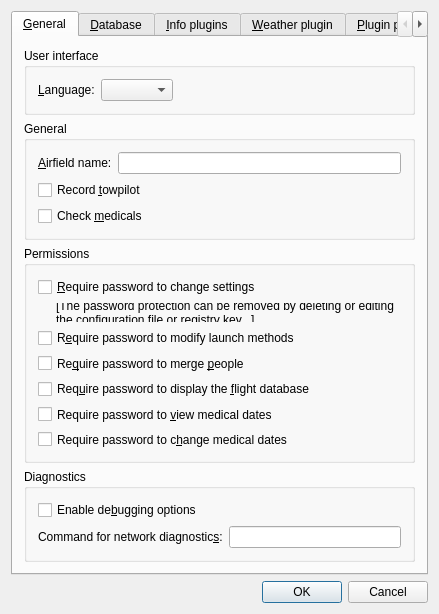
Old version of the form src/gui/windows/SettingsWindow.ui in the repository startkladde/startkladde.
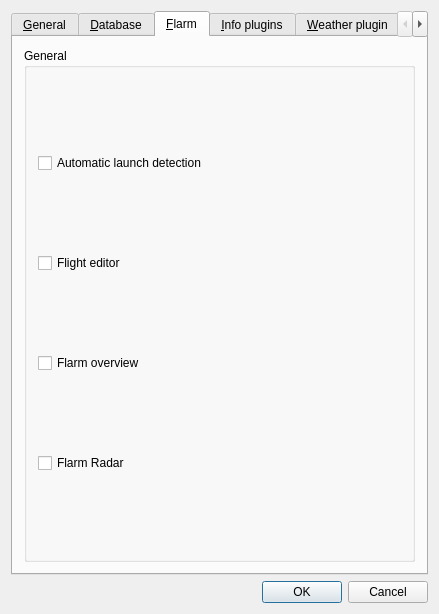
New version of the form. The open tabs and pages were chosen to show the change. Custom widgets are drawn as their Qt base class.

Commit message: Added functions to configure flarm settings

```diff
--- a/src/gui/windows/SettingsWindow.ui
+++ b/src/gui/windows/SettingsWindow.ui
@@ -7,7 +7,7 @@
     <x>0</x>
     <y>0</y>
     <width>439</width>
-    <height>560</height>
+    <height>586</height>
    </rect>
   </property>
   <property name="windowTitle">
@@ -463,6 +463,62 @@
        </item>
       </layout>
      </widget>
+     <widget class="QWidget" name="tab">
+      <attribute name="title">
+       <string>&amp;Flarm</string>
+      </attribute>
+      <layout class="QVBoxLayout" name="verticalLayout_3">
+       <item>
+        <widget class="QGroupBox" name="groupBox_2">
+         <property name="title">
+          <string>General</string>
+         </property>
+         <layout class="QVBoxLayout" name="verticalLayout">
+          <item>
+           <widget class="QCheckBox" name="checkFlarmEnabled">
+            <property name="toolTip">
+             <string>If enabled, data from attached flarm device will be used to detect starts and landings</string>
+            </property>
+            <property name="text">
+             <string>Automatic launch detection</string>
+            </property>
+           </widget>
+          </item>
+          <item>
+           <widget class="QCheckBox" name="checkFlarmEdit">
+            <property name="toolTip">
+             <string>If enabled, the flight editor will be opened automatically when incomplete flights are detected</string>
+            </property>
+            <property name="text">
+             <string>Flight editor</string>
+            </property>
+           </widget>
+          </item>
+          <item>
+           <widget class="QCheckBox" name="checkFlarmOverview">
+            <property name="toolTip">
+             <string>If enabled, the Flarm overview can be opened</string>
+            </property>
+            <property name="text">
+             <string>Flarm overview</string>
+            </property>
+           </widget>
+          </item>
+          <item>
+           <widget class="QCheckBox" name="checkFlarmRadar">
+            <property name="toolTip">
+             <string>If enabled, the Flarm Radar window can be opened</string>
+            </property>
+            <property name="text">
+             <string>Flarm Radar</string>
+            </property>
+           </widget>
+          </item>
+         </layout>
+        </widget>
+       </item>
+      </layout>
+     </widget>
      <widget class="QWidget" name="infoPluginsTab">
       <attribute name="title">
        <string>&amp;Info plugins</string>
```
The commit also changes 1 other file.
